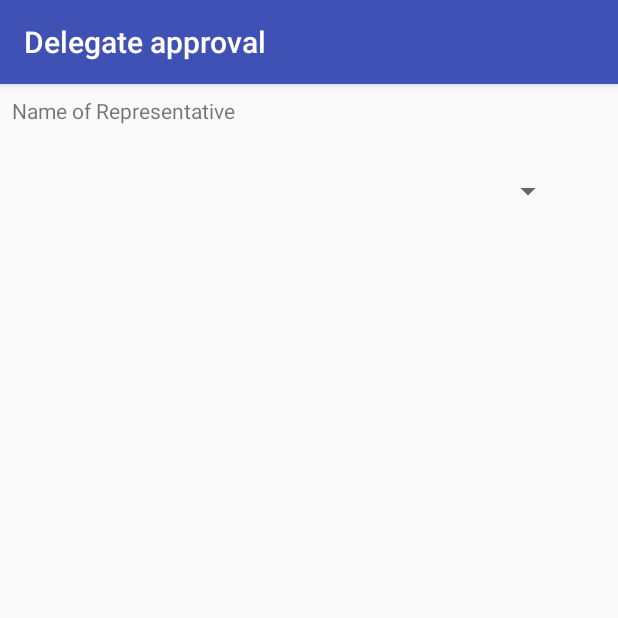
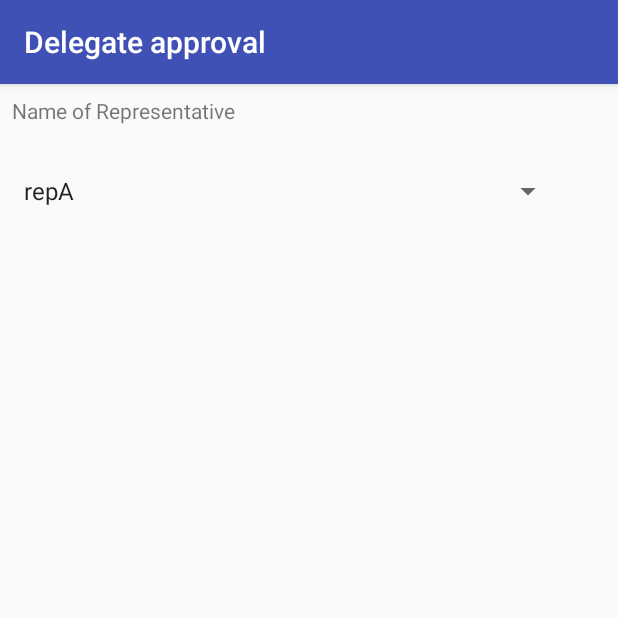
Before and after one commit to SA46Team5a/AD---Android, an Android app: the AppointRepActivity screen opened directly, with no data from a screen before it, on a phone screen of 412 x 824 dp, the top half of it. Run offline under Robolectric (Android 15) with nearby library versions, the phone set to English and light mode, and no system bars.

Commit message:
modified appointRepActivity

```diff
--- a/app/src/main/java/com/example/wanglu/stationerystore/DepRequisition/AppointDeptRep/AppointRepActivity.java
+++ b/app/src/main/java/com/example/wanglu/stationerystore/DepRequisition/AppointDeptRep/AppointRepActivity.java
@@ -5,8 +5,8 @@ import android.support.v7.app.AppCompatActivity;
 import android.os.Bundle;
 import android.view.View;
 import android.widget.AdapterView;
-import android.widget.SimpleAdapter;
-import android.widget.SimpleCursorAdapter;
+import android.widget.ArrayAdapter;
+import android.widget.Button;
 import android.widget.Spinner;
 import android.widget.Toast;
 
@@ -15,8 +15,17 @@ import com.example.wanglu.stationerystore.R;
 import java.util.ArrayList;
 
 public class AppointRepActivity extends AppCompatActivity {
+    ArrayList<String> list=new ArrayList<String>()
+    {
+        {
+            add("repA");add("repB");add("repC");add("repD");
+        }
+    };
+
     private ConstraintLayout employeedropdownlist = null;
     Spinner spinner;
+    Button btn;
+    String selected;
    // SimpleCursorAdapter adapter = new SimpleCursorAdapter(this,android.R.layout.simple_dropdown_item_1line);
 
     @Override
@@ -25,32 +34,30 @@ public class AppointRepActivity extends AppCompatActivity {
         setContentView(R.layout.activity_delegate_form2);
         employeedropdownlist = findViewById(R.id.employeeItems);
 
+        spinner = findViewById(R.id.representativeSpinner);
 
-        spinner = findViewById(R.id.representativeSpinner);
-       // spinner.setAdapter( );
+
+        final ArrayAdapter<String> adapter=new ArrayAdapter<String>(this,android.R.layout.simple_spinner_item, list);
+        adapter.setDropDownViewResource(android.R.layout.simple_spinner_dropdown_item);
+        spinner.setAdapter(adapter );
+
         spinner.setOnItemSelectedListener(new AdapterView.OnItemSelectedListener() {
             @Override
             public void onItemSelected(AdapterView<?> adapterView, View view, int i, long l) {
-                //String [] rep = getResources().getStringArray(R.array.department);
-               // Toast.makeText(this,"You select "+ )
+                     selected=adapterView.getItemAtPosition(i).toString();
             }
-
             @Override
             public void onNothingSelected(AdapterView<?> adapterView) {
-                Toast.makeText(getApplicationContext(),"You must select one representative",Toast.LENGTH_LONG).show();
+               // Toast.makeText(getApplicationContext(),"You must select one representative",Toast.LENGTH_LONG).show();
             }
         });
-
-        ArrayList<String> list=new ArrayList<String>()
-        {
-            {
-                add("pointA");add("pointB");add("pointC");add("pointD");
+        btn = findViewById(R.id.confirmButton);
+        btn.setOnClickListener(new View.OnClickListener() {
+            @Override
+            public void onClick(View view) {
+                Toast t = Toast.makeText(getApplicationContext(),selected,Toast.LENGTH_SHORT);
+                    t.show();
             }
-        };
-
-
+        });
     }
-
-
-
 }
--- a/app/src/main/res/layout/content_delegate_approval.xml
+++ b/app/src/main/res/layout/content_delegate_approval.xml
@@ -79,7 +79,7 @@
         app:layout_constraintVertical_bias="0.371" />
 
     <Button
-        android:id="@+id/confirmbutton"
+        android:id="@+id/confirmButton"
         android:layout_width="wrap_content"
         android:layout_height="wrap_content"
         android:layout_marginBottom="16dp"
@@ -99,6 +99,6 @@
         app:layout_constraintBottom_toBottomOf="parent"
         app:layout_constraintEnd_toEndOf="parent"
         app:layout_constraintHorizontal_bias="0.593"
-        app:layout_constraintStart_toEndOf="@+id/confirmbutton" />
+        app:layout_constraintStart_toEndOf="@+id/confirmButton" />
 
 </android.support.constraint.ConstraintLayout>
--- a/app/src/main/res/layout/content_delegate_approval2.xml
+++ b/app/src/main/res/layout/content_delegate_approval2.xml
@@ -30,7 +30,7 @@
         app:layout_constraintTop_toBottomOf="@+id/appointRepLabel" />
 
     <Button
-        android:id="@+id/confirmbutton"
+        android:id="@+id/confirmButton"
         android:layout_width="wrap_content"
         android:layout_height="wrap_content"
         android:layout_marginBottom="8dp"
```
